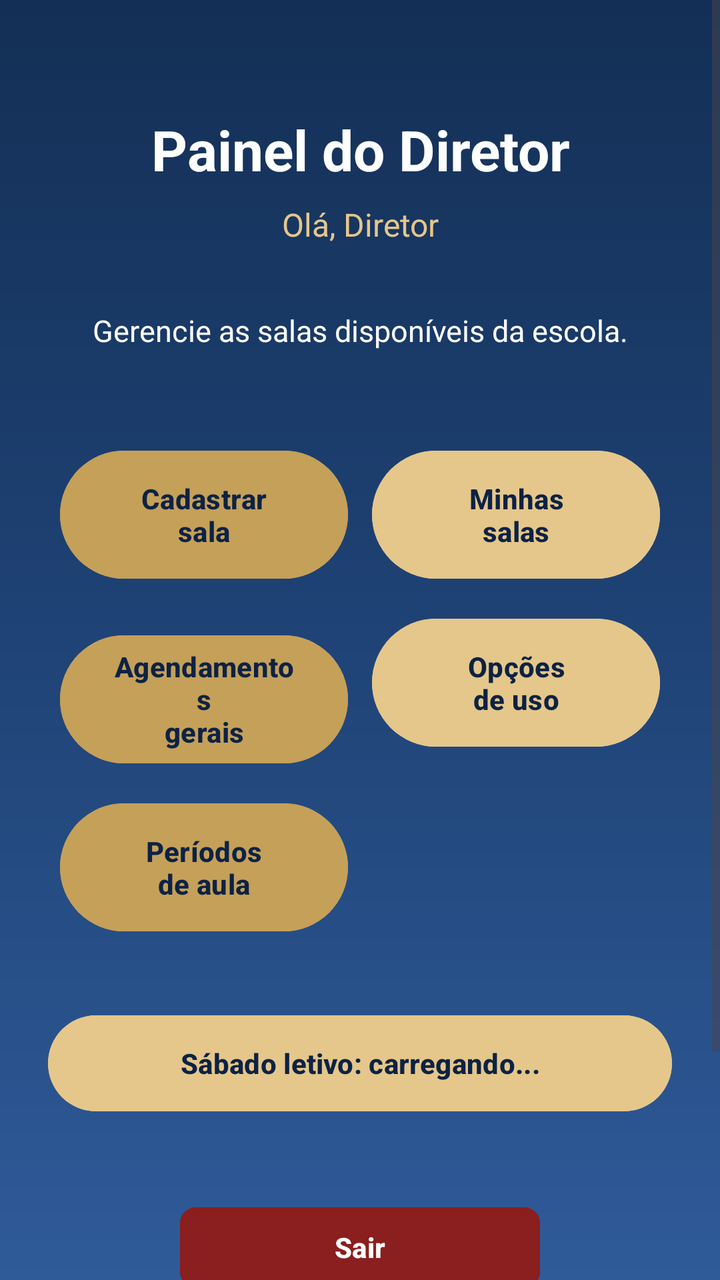
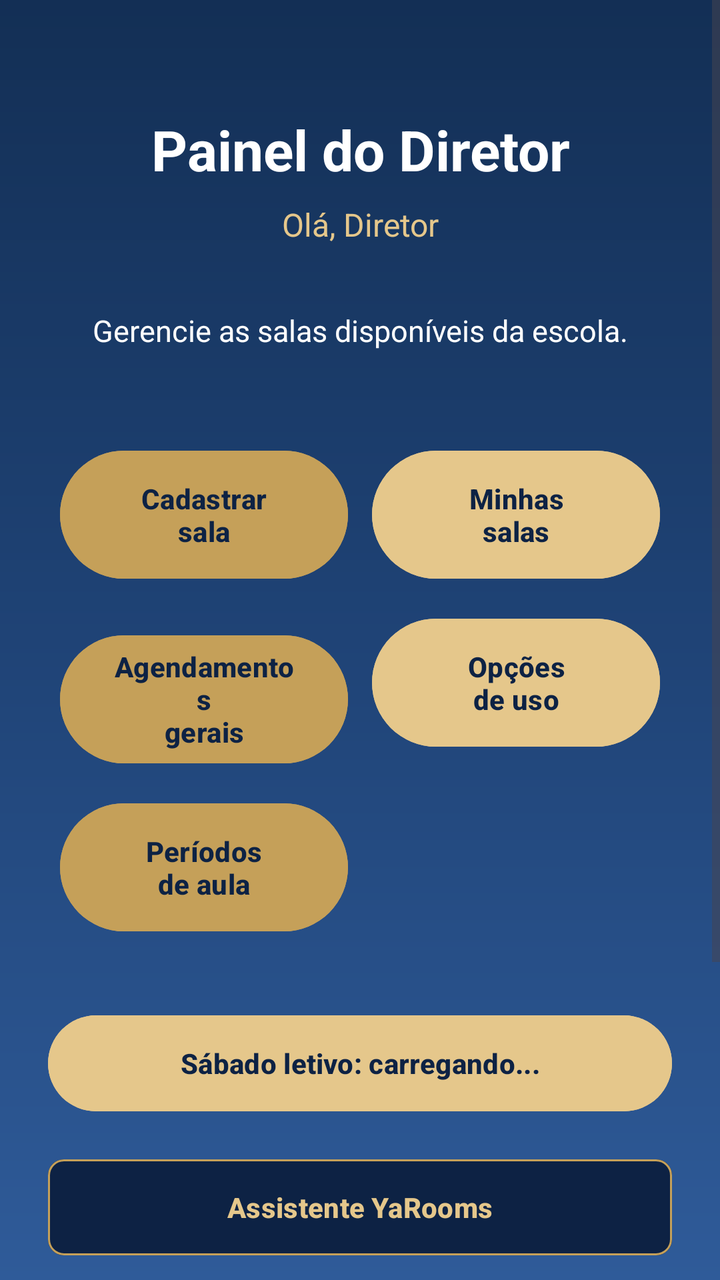

Two renders of the same Android screen: before a commit and after it. Below are the layout's source before the change and the commit's diff.
<!-- AndroidManifest.xml: application theme Theme.Agend -->
<!-- res/layout/activity_diretor_home.xml -->
<?xml version="1.0" encoding="utf-8"?>
<ScrollView xmlns:android="http://schemas.android.com/apk/res/android"
    android:layout_width="match_parent"
    android:layout_height="match_parent"
    xmlns:app="http://schemas.android.com/apk/res-auto"
    android:background="@drawable/bg_yarooms_gradient"
    android:fillViewport="true">

    <LinearLayout
        android:layout_width="match_parent"
        android:layout_height="wrap_content"
        android:orientation="vertical"
        android:padding="24dp">

        <TextView
            android:id="@+id/textoTituloDiretor"
            android:layout_width="match_parent"
            android:layout_height="wrap_content"
            android:text="Painel do Diretor"
            android:textColor="#FFFFFF"
            android:textSize="28sp"
            android:textStyle="bold"
            android:gravity="center"
            android:layout_marginTop="32dp" />

        <TextView
            android:id="@+id/textoNomeDiretor"
            android:layout_width="match_parent"
            android:layout_height="wrap_content"
            android:text="Olá, Diretor"
            android:textColor="#E5C78B"
            android:textSize="16sp"
            android:gravity="center"
            android:layout_marginTop="8dp"
            android:layout_marginBottom="32dp" />

        <TextView
            android:id="@+id/textoDescricaoDiretor"
            android:layout_width="match_parent"
            android:layout_height="wrap_content"
            android:text="Gerencie as salas disponíveis da escola."
            android:textColor="#FFFFFF"
            android:textSize="15sp"
            android:gravity="center"
            android:layout_marginBottom="32dp" />

        <GridLayout
            android:layout_width="match_parent"
            android:layout_height="wrap_content"
            android:columnCount="2"
            android:rowCount="3"
            android:layout_marginTop="8dp"
            android:layout_marginBottom="20dp">

            <Button
                android:id="@+id/botaoCadastrarSala"
                android:layout_width="0dp"
                android:layout_height="72dp"
                android:layout_columnWeight="1"
                android:layout_margin="6dp"
                android:text="Cadastrar\nsala"
                android:textAllCaps="false"
                android:textStyle="bold"
                android:textColor="#0D2244"
                android:backgroundTint="#C5A059" />

            <Button
                android:id="@+id/botaoMinhasSalas"
                android:layout_width="0dp"
                android:layout_height="72dp"
                android:layout_columnWeight="1"
                android:layout_margin="6dp"
                android:text="Minhas\nsalas"
                android:textAllCaps="false"
                android:textStyle="bold"
                android:textColor="#0D2244"
                android:backgroundTint="#E5C78B" />

            <Button
                android:id="@+id/botaoAgendamentosGerais"
                android:layout_width="0dp"
                android:layout_height="72dp"
                android:layout_columnWeight="1"
                android:layout_margin="6dp"
                android:text="Agendamentos\ngerais"
                android:textAllCaps="false"
                android:textStyle="bold"
                android:textColor="#0D2244"
                android:backgroundTint="#C5A059" />

            <Button
                android:id="@+id/botaoOpcoesUso"
                android:layout_width="0dp"
                android:layout_height="72dp"
                android:layout_columnWeight="1"
                android:layout_margin="6dp"
                android:text="Opções\nde uso"
                android:textAllCaps="false"
                android:textStyle="bold"
                android:textColor="#0D2244"
                android:backgroundTint="#E5C78B" />

            <Button
                android:id="@+id/botaoPeriodosAula"
                android:layout_width="0dp"
                android:layout_height="72dp"
                android:layout_columnWeight="1"
                android:layout_margin="6dp"
                android:text="Períodos\nde aula"
                android:textAllCaps="false"
                android:textStyle="bold"
                android:textColor="#0D2244"
                android:backgroundTint="#C5A059" />

        </GridLayout>

        <Button
            android:id="@+id/botaoSabadoLetivo"
            android:layout_width="match_parent"
            android:layout_height="56dp"
            android:text="Sábado letivo: carregando..."
            android:textAllCaps="false"
            android:textStyle="bold"
            android:textColor="#0D2244"
            android:backgroundTint="#E5C78B"
            android:layout_marginTop="8dp" />

        <com.google.android.material.button.MaterialButton
            android:id="@+id/botaoSairDiretor"
            android:layout_width="180dp"
            android:layout_height="48dp"
            android:text="Sair"
            android:textAllCaps="false"
            android:textColor="@color/white"
            android:textStyle="bold"
            android:layout_gravity="center"
            android:layout_marginTop="40dp"
            android:layout_marginBottom="24dp"
            android:backgroundTint="#8B1E1E"
            app:cornerRadius="8dp" />

        <TextView
            android:id="@+id/botaoInfoApp"
            android:layout_width="wrap_content"
            android:layout_height="wrap_content"
            android:text="ⓘ"
            android:textSize="26sp"
            android:textColor="@color/yarooms_gold_light"
            android:layout_gravity="center"
            android:padding="12dp"
            android:layout_marginTop="8dp"
            android:minWidth="48dp"
            android:minHeight="48dp"
            android:gravity="center"
            android:contentDescription="Informações do aplicativo"
            android:layout_marginBottom="16dp" />

    </LinearLayout>

</ScrollView>
<!-- resources referenced by this layout -->
<resources>
  <color name="white">#FFFFFF</color>
  <color name="yarooms_gold_light">#E5C78B</color>
  <!-- drawable bg_yarooms_gradient (drawable) -->
  <?xml version="1.0" encoding="utf-8"?>
  <shape xmlns:android="http://schemas.android.com/apk/res/android">
  
      
      <gradient
          android:angle="270"
          android:startColor="#132F55"
          android:centerColor="#1F4376"
          android:endColor="#2F5B99"
          android:type="linear" />
  
  </shape>
  <style name="Theme.Agend" parent="Base.Theme.Agend" />
  <style name="Base.Theme.Agend" parent="Theme.Material3.DayNight.NoActionBar">
          <item name="android:forceDarkAllowed" tools:targetApi="q">false</item>
          
          <item name="colorError">@color/yarooms_error</item>
      </style>
  <color name="yarooms_error">#FF5252</color>
</resources>

<!-- the commit's change to res/layout/activity_diretor_home.xml (unified diff, before → after) -->
@@ -126,6 +126,20 @@
             android:layout_marginTop="8dp" />
 
         <com.google.android.material.button.MaterialButton
+            android:id="@+id/assistente"
+            android:layout_width="match_parent"
+            android:layout_height="56dp"
+            android:layout_marginTop="16dp"
+            android:backgroundTint="@color/yarooms_blue_dark"
+            android:text="@string/assistente_titulo"
+            android:textAllCaps="false"
+            android:textColor="@color/yarooms_gold_light"
+            android:textStyle="bold"
+            app:cornerRadius="8dp"
+            app:strokeColor="@color/yarooms_gold"
+            app:strokeWidth="1dp" />
+
+        <com.google.android.material.button.MaterialButton
             android:id="@+id/botaoSairDiretor"
             android:layout_width="180dp"
             android:layout_height="48dp"
<!-- resource entries referenced after the edit -->
@@ -1,6 +1,8 @@
 <!-- resources referenced by this layout -->
 <resources>
   <color name="white">#FFFFFF</color>
+  <color name="yarooms_blue_dark">#0D2244</color>
+  <color name="yarooms_gold">#C5A059</color>
   <color name="yarooms_gold_light">#E5C78B</color>
   <!-- drawable bg_yarooms_gradient (drawable) -->
   <?xml version="1.0" encoding="utf-8"?>
@@ -15,6 +17,7 @@
           android:type="linear" />
   
   </shape>
+  <string name="assistente_titulo">Assistente YaRooms</string>
   <style name="Theme.Agend" parent="Base.Theme.Agend" />
   <style name="Base.Theme.Agend" parent="Theme.Material3.DayNight.NoActionBar">
           <item name="android:forceDarkAllowed" tools:targetApi="q">false</item>
